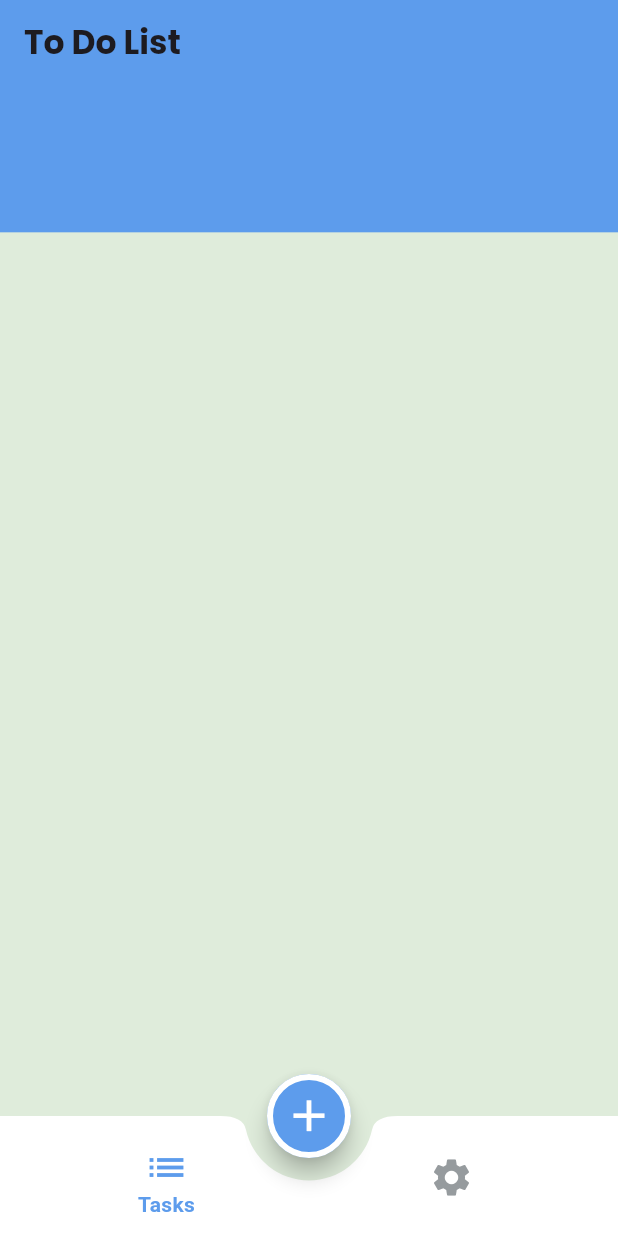
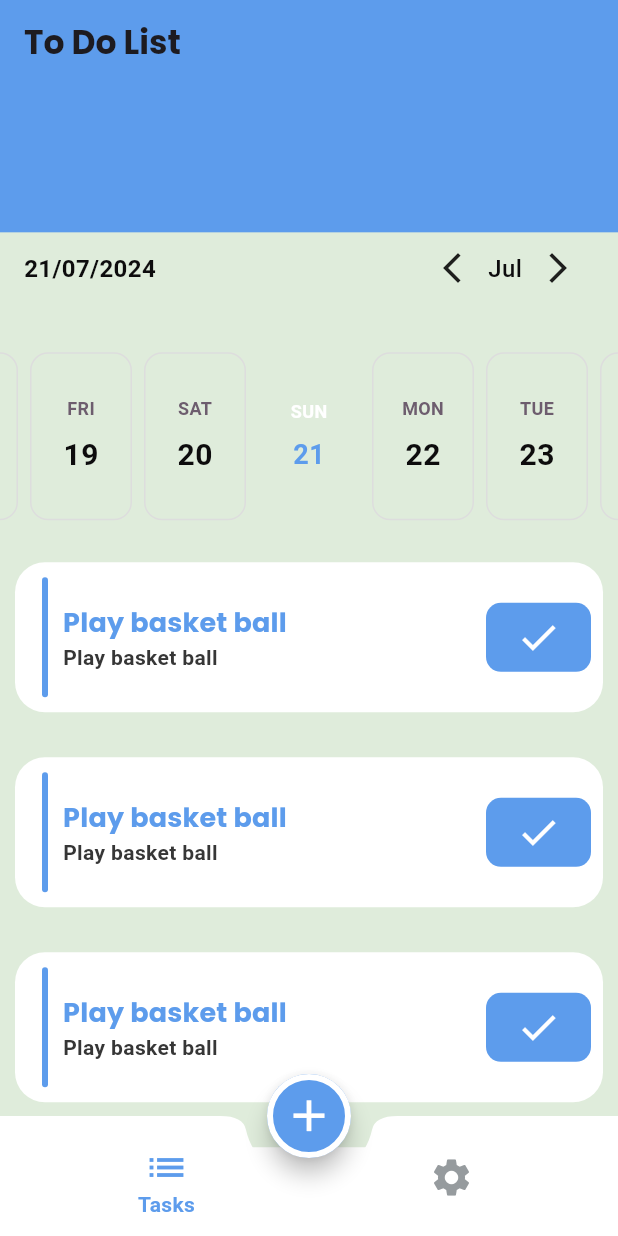
Before and after one commit to sherifHamdyAhmed93/flutter_todo_app, a Flutter app: the screen it shows after launch, on a phone screen of 412 x 824 dp. Run offline on Flutter 3.47's test engine with Material 3 defaults, Android fonts, the phone set to English and light mode, and no system bars; drawn by our look-alikes of easy_date_timeline; our stand-ins replace flutter_native_splash, google_fonts.

Commit message:
Finish tasks items with calendar

```diff
--- /dev/null
+++ b/lib/tasks_screen/task_item.dart
@@ -0,0 +1,63 @@
+import 'package:flutter/material.dart';
+import 'package:flutter_todo_app/colors/app_colors.dart';
+
+class TaskItem extends StatelessWidget {
+  const TaskItem({super.key});
+
+  @override
+  Widget build(BuildContext context) {
+    return Container(
+      margin: EdgeInsets.all(10),
+      padding: EdgeInsets.all(8),
+      height: 100,
+      decoration: BoxDecoration(
+          color: AppColors.whiteColor, borderRadius: BorderRadius.circular(20)),
+      child: Row(
+        crossAxisAlignment: CrossAxisAlignment.center,
+        children: [
+          Container(
+            decoration: BoxDecoration(
+                color: AppColors.primaryColor,
+                borderRadius: BorderRadius.circular(8)),
+            margin: EdgeInsets.only(left: 10),
+            height: 80,
+            width: 4,
+          ),
+          SizedBox(
+            width: 10,
+          ),
+          Expanded(
+            child: Column(
+              mainAxisAlignment: MainAxisAlignment.center,
+              crossAxisAlignment: CrossAxisAlignment.start,
+              children: [
+                Text(
+                  'Play basket ball',
+                  style: Theme.of(context).textTheme.titleMedium,
+                ),
+                Text(
+                  'Play basket ball',
+                  style: Theme.of(context)
+                      .textTheme
+                      .bodyMedium
+                      ?.copyWith(fontSize: 14),
+                )
+              ],
+            ),
+          ),
+          Container(
+            child: Icon(
+              Icons.check,
+              color: AppColors.whiteColor,
+              size: 30,
+            ),
+            padding: EdgeInsets.symmetric(vertical: 8, horizontal: 20),
+            decoration: BoxDecoration(
+                color: AppColors.primaryColor,
+                borderRadius: BorderRadius.circular(10)),
+          )
+        ],
+      ),
+    );
+  }
+}
--- a/lib/tasks_screen/tasks_screen.dart
+++ b/lib/tasks_screen/tasks_screen.dart
@@ -1,10 +1,70 @@
+import 'package:easy_date_timeline/easy_date_timeline.dart';
 import 'package:flutter/material.dart';
+import 'package:flutter_todo_app/colors/app_colors.dart';
+
+import 'task_item.dart';
 
 class TasksScreen extends StatelessWidget {
   const TasksScreen({super.key});
 
   @override
   Widget build(BuildContext context) {
-    return Container();
+    return Container(
+      child: Column(
+        children: [
+          EasyDateTimeLine(
+            initialDate: DateTime.now(),
+            onDateChange: (selectedDate) {
+              //`selectedDate` the new date selected.
+            },
+            headerProps: EasyHeaderProps(
+              monthPickerType: MonthPickerType.switcher,
+              dateFormatter: DateFormatter.fullDateDMY(),
+            ),
+            dayProps: EasyDayProps(
+              dayStructure: DayStructure.dayStrDayNum,
+              activeDayStyle: DayStyle(
+                dayNumStyle: Theme.of(context)
+                    .textTheme
+                    .bodyMedium
+                    ?.copyWith(color: AppColors.primaryColor),
+                monthStrStyle: Theme.of(context)
+                    .textTheme
+                    .bodyMedium
+                    ?.copyWith(color: AppColors.primaryColor),
+                decoration: BoxDecoration(
+                  borderRadius: BorderRadius.all(Radius.circular(8)),
+                  // color: Colors.white,
+
+                  // gradient: LinearGradient(
+                  //   begin: Alignment.topCenter,
+                  //   end: Alignment.bottomCenter,
+                  //   colors: [
+                  //     Color(0xff3371FF),
+                  //     Color(0xff8426D6),
+                  //   ],
+                  // ),
+                ),
+              ),
+            ),
+          ),
+          SizedBox(
+            height: 10,
+          ),
+          Expanded(
+            child: ListView.separated(
+                itemBuilder: (context, index) {
+                  return TaskItem();
+                },
+                separatorBuilder: (context, index) {
+                  return SizedBox(
+                    height: 10,
+                  );
+                },
+                itemCount: 10),
+          )
+        ],
+      ),
+    );
   }
 }
--- a/lib/theme/app_theme.dart
+++ b/lib/theme/app_theme.dart
@@ -47,8 +47,8 @@ class AppTheme{
             fontWeight: FontWeight.w400),
         bodyMedium:  GoogleFonts.roboto(
           color: AppColors.blackColor,
-          fontSize: 15,
-          fontWeight: FontWeight.bold),
+            fontSize: 18,
+            fontWeight: FontWeight.bold),
         bodySmall: GoogleFonts.inter(
             color: AppColors.hintColor,
             fontSize: 18,
--- a/pubspec.yaml
+++ b/pubspec.yaml
@@ -37,6 +37,7 @@ dependencies:
   cupertino_icons: ^1.0.2
   flutter_native_splash: ^2.3.7
   google_fonts: 6.1.0
+  easy_date_timeline: ^1.1.3
 
 dev_dependencies:
   flutter_test:
```
Also changed, not shown: pubspec.lock.
